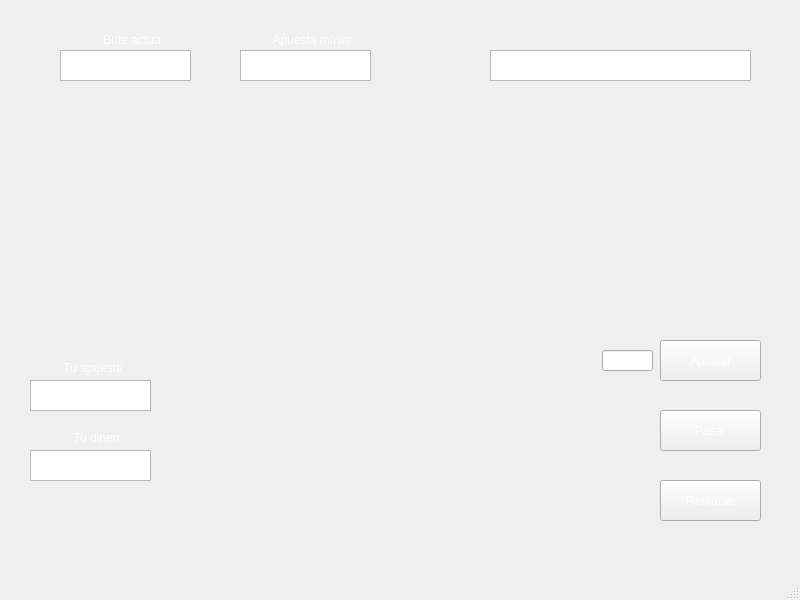
First picture: the form in juego.ui, repository FeliFCB/Poker, before the edit.
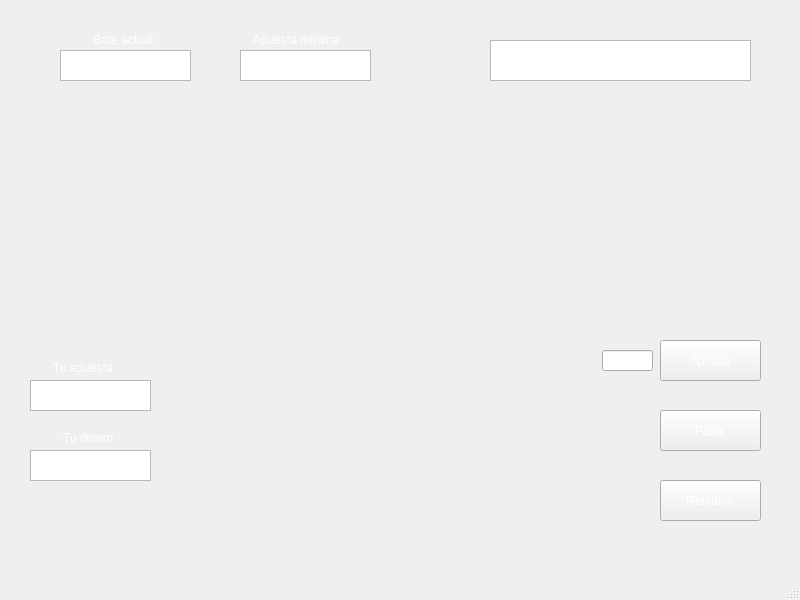
Second picture: the form after the edit. Icons and pictures are not drawn.

```diff
--- a/juego.ui
+++ b/juego.ui
@@ -21,9 +21,9 @@
    <widget class="QLabel" name="label">
     <property name="geometry">
      <rect>
-      <x>100</x>
+      <x>90</x>
       <y>30</y>
-      <width>61</width>
+      <width>81</width>
       <height>20</height>
      </rect>
     </property>
@@ -38,9 +38,9 @@
    <widget class="QLabel" name="label_2">
     <property name="geometry">
      <rect>
-      <x>60</x>
+      <x>50</x>
       <y>360</y>
-      <width>61</width>
+      <width>71</width>
       <height>16</height>
      </rect>
     </property>
@@ -54,9 +54,9 @@
    <widget class="QLabel" name="label_3">
     <property name="geometry">
      <rect>
-      <x>70</x>
+      <x>60</x>
       <y>430</y>
-      <width>51</width>
+      <width>61</width>
       <height>16</height>
      </rect>
     </property>
@@ -174,9 +174,9 @@
     <property name="geometry">
      <rect>
       <x>490</x>
-      <y>50</y>
+      <y>40</y>
       <width>261</width>
-      <height>31</height>
+      <height>41</height>
      </rect>
     </property>
     <property name="font">
@@ -339,9 +339,9 @@
    <widget class="QLabel" name="label_4">
     <property name="geometry">
      <rect>
-      <x>270</x>
+      <x>250</x>
       <y>30</y>
-      <width>81</width>
+      <width>101</width>
       <height>20</height>
      </rect>
     </property>
```
Left out of the diff: 2 changed lines with no effect on the pictures.
